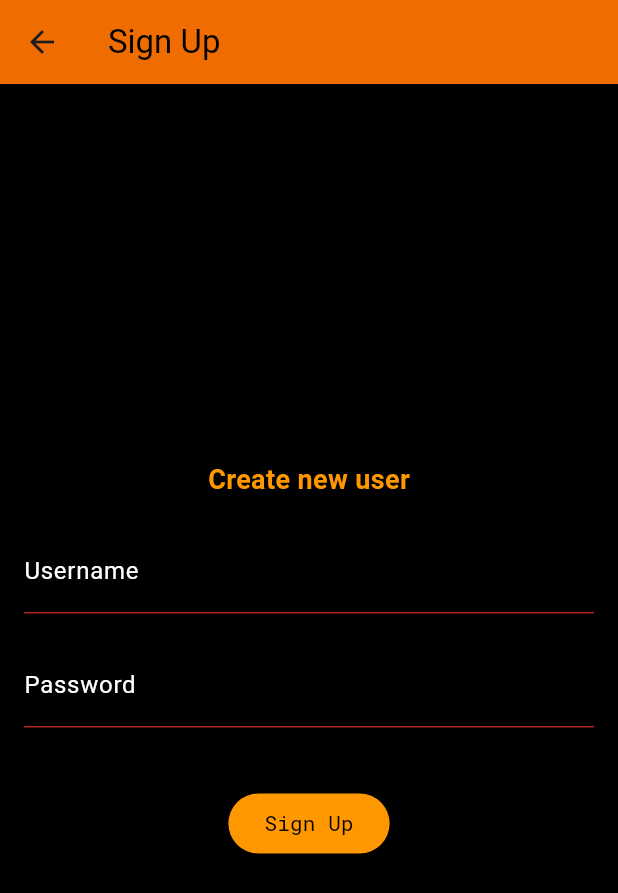
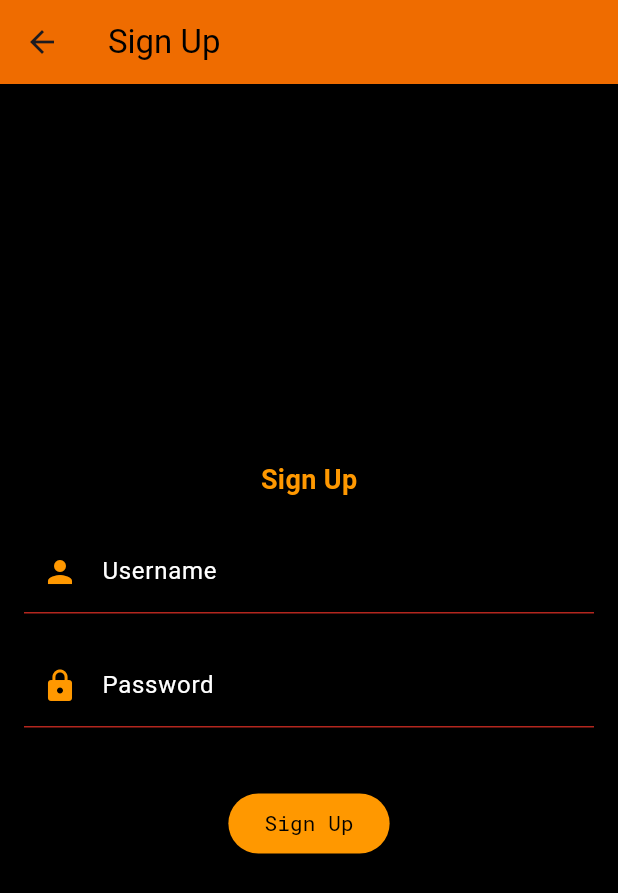
Before and after one commit to Musicalibree/CV_Database, a Flutter app: the screen it shows after launch, after a tap on "Sign Up", on a phone screen of 412 x 824 dp. Shown: the top 893 px of the screen. Run offline on Flutter 3.47's test engine with Material 3 defaults, Android fonts, the phone set to English and light mode, and no system bars.

Commit message:
third commit

```diff
--- a/lib/loginpage.dart
+++ b/lib/loginpage.dart
@@ -28,6 +28,7 @@ class _LoginPageState extends State<LoginPage> {
 
   TextEditingController usernameController = TextEditingController();
   TextEditingController passwordController = TextEditingController();
+  bool _isPasswordVisible = false;
 
   Future<void> _login() async {
     final response = await http.post(
@@ -92,6 +93,10 @@ class _LoginPageState extends State<LoginPage> {
                 decoration: InputDecoration(
                   labelText: 'Username',
                   labelStyle: TextStyle(color: Colors.white),
+                  prefixIcon: Icon(
+                    Icons.person,
+                    color: Colors.orange,
+                  ),
                 ),
                 validator: (value) {
                   if (value == null || value.isEmpty) {
@@ -99,7 +104,7 @@ class _LoginPageState extends State<LoginPage> {
                   }
                   return null;
                 },
-                obscureText: false, // Set to false to show the entered text
+                obscureText: false,
               ),
               TextFormField(
                 style: TextStyle(
@@ -110,6 +115,24 @@ class _LoginPageState extends State<LoginPage> {
                 decoration: InputDecoration(
                   labelText: 'Password',
                   labelStyle: TextStyle(color: Colors.white),
+                  prefixIcon: Icon(
+                    Icons.lock,
+                    color: Colors.orange,
+                  ),
+                  suffixIcon: IconButton(
+                    onPressed: () {
+                      setState(() {
+                        // Toggle the obscureText property of the password field
+                        _isPasswordVisible = !_isPasswordVisible;
+                      });
+                    },
+                    icon: Icon(
+                      _isPasswordVisible
+                          ? Icons.visibility
+                          : Icons.visibility_off,
+                      color: Colors.orange,
+                    ),
+                  ),
                 ),
                 validator: (value) {
                   if (value == null || value.isEmpty) {
@@ -117,8 +140,9 @@ class _LoginPageState extends State<LoginPage> {
                   }
                   return null;
                 },
-                obscureText: true,
+                obscureText: !_isPasswordVisible,
               ),
+
               SizedBox(height: 20),
               ElevatedButton(
                 style: ElevatedButton.styleFrom(backgroundColor: Colors.orange),
--- a/lib/signup.dart
+++ b/lib/signup.dart
@@ -31,7 +31,7 @@ class _SignupPageState extends State<SignupPage> {
     // Perform username validation
     if (!_validateUsername(usernameController.text)) {
       setState(() {
-        usernameErrorText = 'Username must end with "@gmail.com"';
+        usernameErrorText = 'Username must have a valid email';
       });
       return;
     } else {
@@ -74,9 +74,10 @@ class _SignupPageState extends State<SignupPage> {
 
   // Username validation function
   bool _validateUsername(String username) {
-    // Add your username validation logic here
-    // For example, requiring the username to end with "@gmail.com"
-    return username.endsWith('@gmail.com');
+    // Add your email validation logic here
+    RegExp emailRegExp =
+        RegExp(r'^[a-zA-Z0-9._%+-]+@[a-zA-Z0-9.-]+\.[a-zA-Z]{2,}$');
+    return emailRegExp.hasMatch(username);
   }
 
   @override
@@ -95,7 +96,7 @@ class _SignupPageState extends State<SignupPage> {
           mainAxisAlignment: MainAxisAlignment.center,
           children: [
             Text(
-              'Create new user',
+              'Sign Up',
               style: TextStyle(
                 color: Colors.orange,
                 fontSize: 18,
@@ -113,6 +114,10 @@ class _SignupPageState extends State<SignupPage> {
                 labelText: 'Username',
                 labelStyle: TextStyle(color: Colors.white),
                 errorText: usernameErrorText,
+                prefixIcon: Icon(
+                  Icons.person,
+                  color: Colors.orange,
+                ),
               ),
               validator: (value) {
                 if (value == null || value.isEmpty) {
@@ -131,6 +136,10 @@ class _SignupPageState extends State<SignupPage> {
                 labelText: 'Password',
                 labelStyle: TextStyle(color: Colors.white),
                 errorText: passwordErrorText,
+                prefixIcon: Icon(
+                  Icons.lock,
+                  color: Colors.orange,
+                ),
               ),
               validator: (value) {
                 if (value == null || value.isEmpty) {
```
